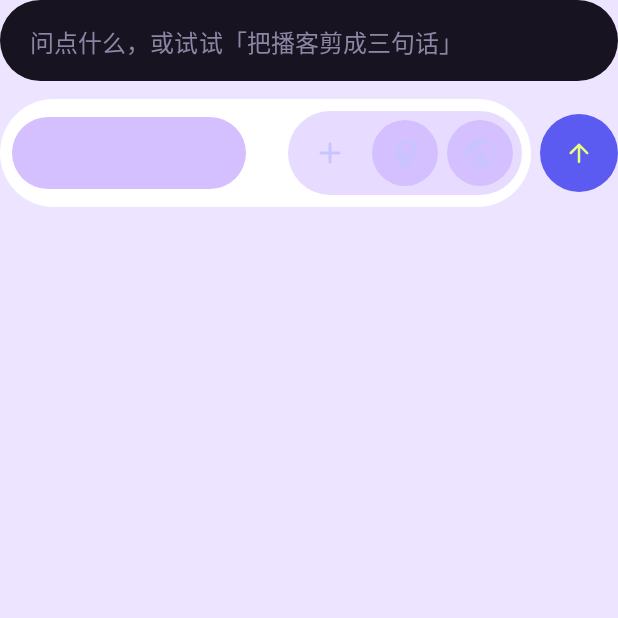
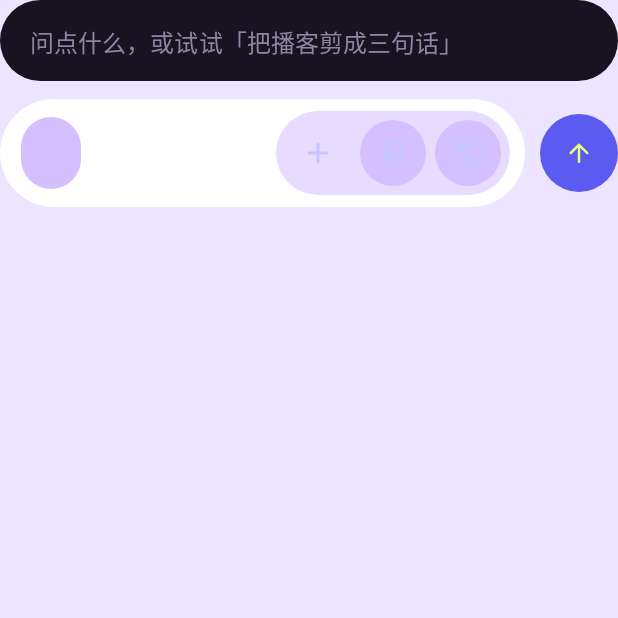
Before and after one commit to lwhhz/aura, an Android app built with Jetpack Compose: the composable ChatComposer called with empty values, on a phone screen of 412 x 824 dp, the top half of it. Run offline under Robolectric (Android 15) with nearby library versions, the phone set to English and light mode, and no system bars; Roboto replaces fonts that are not available here.

Commit message:
Aura 1.0.4: standalone ModelPill, decoupled from tool tray

```diff
--- a/aura/app/build.gradle.kts
+++ b/aura/app/build.gradle.kts
@@ -17,8 +17,8 @@ android {
         applicationId = "com.aura.chat"
         minSdk = 26
         targetSdk = 36
-        versionCode = 35
-        versionName = "1.0.3"
+        versionCode = 36
+        versionName = "1.0.4"
     }
 
     signingConfigs {
--- a/aura/app/src/main/java/com/aura/chat/ui/components/Buttons.kt
+++ b/aura/app/src/main/java/com/aura/chat/ui/components/Buttons.kt
@@ -15,6 +15,7 @@ import androidx.compose.foundation.layout.height
 import androidx.compose.foundation.layout.padding
 import androidx.compose.foundation.layout.size
 import androidx.compose.foundation.layout.width
+import androidx.compose.foundation.layout.widthIn
 import androidx.compose.foundation.shape.CircleShape
 import androidx.compose.foundation.shape.RoundedCornerShape
 import androidx.compose.material3.ButtonGroupDefaults
@@ -283,3 +284,35 @@ fun ConnectedChoiceRow(
 
 /** 空状态 / 说明用的内边距常量。 */
 val ScreenHorizontal = PaddingValues(horizontal = 20.dp)
+/** 独立的模型选择胶囊：不依赖工具底托的尺寸，内容自适应宽度。 */
+@Composable
+fun ModelPill(
+    text: String,
+    onClick: () -> Unit,
+    modifier: Modifier = Modifier,
+) {
+    val accent = LocalAuraAccent.current
+    Surface(
+        onClick = onClick,
+        modifier = modifier.height(48.dp).widthIn(max = 160.dp),
+        shape = CircleShape,
+        color = accent.chip,
+        contentColor = accent.onChip,
+    ) {
+        Row(
+            modifier = Modifier.fillMaxHeight().padding(horizontal = 20.dp),
+            verticalAlignment = Alignment.CenterVertically,
+            horizontalArrangement = Arrangement.Center,
+        ) {
+            Text(
+                text = text,
+                style = MaterialTheme.typography.bodyLarge,
+                fontWeight = androidx.compose.ui.text.font.FontWeight.Bold,
+                fontFamily = com.aura.chat.ui.theme.editorialFamily(text),
+                maxLines = 1,
+                softWrap = false,
+                overflow = androidx.compose.ui.text.style.TextOverflow.Ellipsis,
+            )
+        }
+    }
+}
--- a/aura/app/src/main/java/com/aura/chat/ui/components/Composer.kt
+++ b/aura/app/src/main/java/com/aura/chat/ui/components/Composer.kt
@@ -72,8 +72,6 @@ fun ChatComposer(
 ) {
     val accent = LocalAuraAccent.current
     val chat = LocalChatColors.current
-    var trayWidth by remember { mutableStateOf(0.dp) }
-    val density = LocalDensity.current
     Column(modifier.fillMaxWidth()) {
         androidx.compose.animation.AnimatedVisibility(
             visible = deepThinkingOn,
@@ -201,32 +199,14 @@ fun ChatComposer(
             contentColor = chat.text,
         ) {
             Row(
-                modifier = Modifier.padding(start = 8.dp, end = 6.dp, top = 8.dp, bottom = 8.dp),
+                modifier = Modifier.padding(start = 10.dp, end = 10.dp, top = 8.dp, bottom = 8.dp),
                 verticalAlignment = Alignment.CenterVertically,
             ) {
-                // 模型选择胶囊：宽度跟随右侧底托的实测宽度（等宽），底托本身保持原样
-                Box(
-                    Modifier
-                        .width(if (trayWidth > 0.dp) trayWidth else 120.dp)
-                        .height(48.dp),
-                ) {
-                    SelectPill(
-                        text = modelLabel,
-                        selected = false,
-                        onClick = onPickModel,
-                        onDark = false,
-                        serif = true,
-                        height = 48.dp,
-                        fillWidth = true,
-                        centerContent = true,
-                        boldText = true,
-                        textStyle = MaterialTheme.typography.bodyLarge,
-                    )
-                }
+                // 独立组件：宽度只由自身内容决定，不受底托影响
+                ModelPill(text = modelLabel, onClick = onPickModel)
                 Spacer(Modifier.weight(1f))
                 // 三个动作共用一块浅色底托，视觉上成组
                 Surface(
-                    modifier = Modifier.onSizeChanged { trayWidth = with(density) { it.width.toDp() } },
                     shape = RoundedCornerShape(50),
                     color = if (dark) Color.White.copy(alpha = 0.06f) else accent.chip.copy(alpha = 0.55f),
                 ) {
@@ -283,7 +263,7 @@ fun ChatComposer(
                 }
             }
         }
-        Spacer(Modifier.width(6.dp))
+        Spacer(Modifier.width(10.dp))
         SendButton(
             streaming = streaming,
             enabled = value.isNotBlank() || streaming,
--- a/aura/app/src/main/java/com/aura/chat/ui/screens/SettingsScreen.kt
+++ b/aura/app/src/main/java/com/aura/chat/ui/screens/SettingsScreen.kt
@@ -273,7 +273,7 @@ fun SettingsScreen(
                     }
 
                     item {
-                        SettingsCard(eyebrow = "关于", title = "Aura 1.0.3") {
+                        SettingsCard(eyebrow = "关于", title = "Aura 1.0.4") {
                             Text(
                                 text = "Aura 是 DeepSeek 官方开源 chat-demo（MIT）的 Android 复刻：界面按 Material 3 Expressive 与薰衣草编辑风重新设计，对话能力接入官方 chat/completions。" +
                                     "联网检索、深度思考与文件解析均为官方服务端工具，调用会按官方价格额外计费。" +
```
